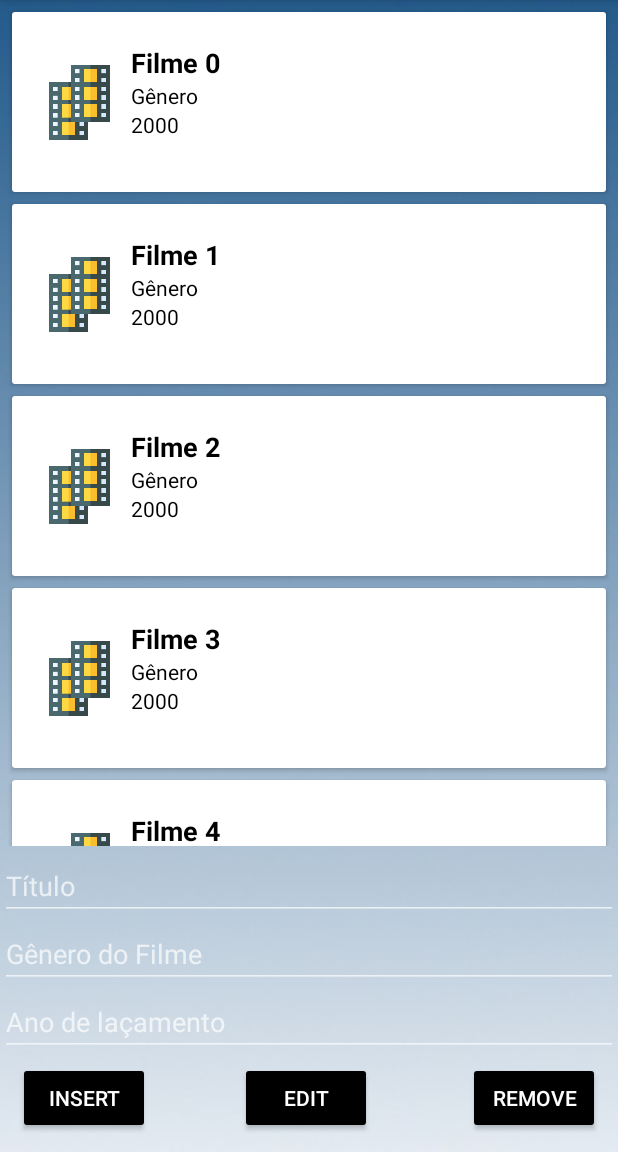
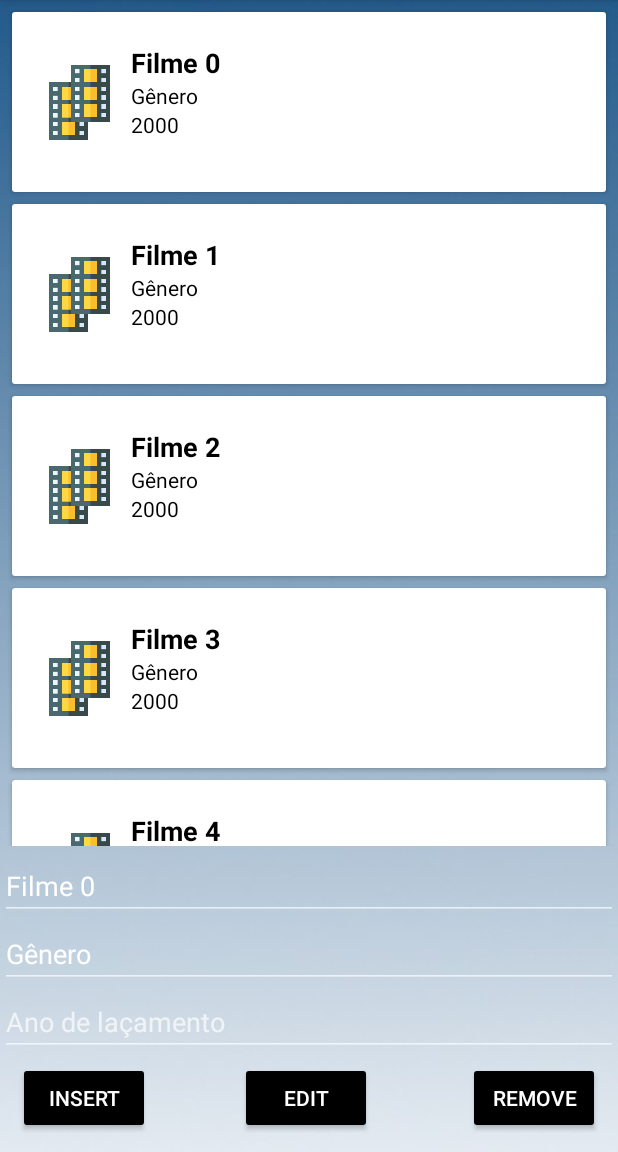
Before and after one commit to Adrian-Batista/AppFilmes, an Android app: the screen it shows after launch (MainActivity), after a tap on an icon or button, on a phone screen of 412 x 824 dp, the part 84-1236 px from its top. Run offline under Robolectric (Android 15) with nearby library versions, the phone set to English and light mode, and no system bars.

Commit message:
Update MainActivity.kt

```diff
--- a/app/src/main/java/br/com/recyclerviewapp/MainActivity.kt
+++ b/app/src/main/java/br/com/recyclerviewapp/MainActivity.kt
@@ -4,13 +4,14 @@ import androidx.appcompat.app.AppCompatActivity
 import android.os.Bundle
 import android.view.View
 import android.widget.EditText
+import android.widget.TextView
 import android.widget.Toast
 import androidx.recyclerview.widget.LinearLayoutManager
 import br.com.recyclerviewapp.databinding.ActivityMainBinding
 
 class MainActivity : AppCompatActivity(), OnItemClickListener {
 
-    private val list = generateDummyList(10)
+    private val list = generateDummyList(5)
     private val adapter = ItemAdapter(list, this)
     private var auxIndex = -1
 
@@ -35,19 +36,17 @@ class MainActivity : AppCompatActivity(), OnItemClickListener {
         val genero: EditText = findViewById(R.id.generoText)
         val txtGenero = genero.text.toString()
         val ano: EditText = findViewById(R.id.anoText)
-        val txtAno = ano.text.toString().toInt()
+        var txtAno: Int = 0
 
-        if (txtTitulo.isEmpty()){
-            Toast.makeText(this, "Preencha o título do Filme!", Toast.LENGTH_SHORT).show()
-            aux++
-        }
-        if (txtGenero.isEmpty()){
-            Toast.makeText(this, "Preencha o gênero do Filme!", Toast.LENGTH_SHORT).show()
+        if (txtTitulo.isEmpty() or txtGenero.isEmpty()){
+            Toast.makeText(this, "Preencha o TÍTULO e GÊNERO do Filme!", Toast.LENGTH_SHORT).show()
             aux++
         }
         if (ano.text.toString().length !=4){
-            Toast.makeText(this, "Este campo aceita exatos 4 digitos!", Toast.LENGTH_SHORT).show()
+            Toast.makeText(this, "O campo ANO aceita exatos 4 digitos!", Toast.LENGTH_SHORT).show()
             aux++
+        }else{
+            txtAno = ano.text.toString().toInt()
         }
         if(aux == 0){
             val newItem = Item(R.drawable.filme, txtTitulo, txtGenero, txtAno)
@@ -94,7 +93,15 @@ class MainActivity : AppCompatActivity(), OnItemClickListener {
     }
 
     override fun onItemClick(position: Int) {
-        Toast.makeText(this, "Item $position clicked", Toast.LENGTH_SHORT).show()
+        val item: Item = list[position]
+        val titulo: TextView = findViewById(R.id.tituloEditText)
+        titulo.setText(item.text1)
+        val genero: TextView = findViewById(R.id.generoText)
+        genero.setText(item.text2)
+        /*val ano: TextView = findViewById(R.id.anoText)
+        ano.setText(item.text3)*/
+
+        Toast.makeText(this, "Item $position selecionado!", Toast.LENGTH_SHORT).show()
         auxIndex = position
     }
 
```
